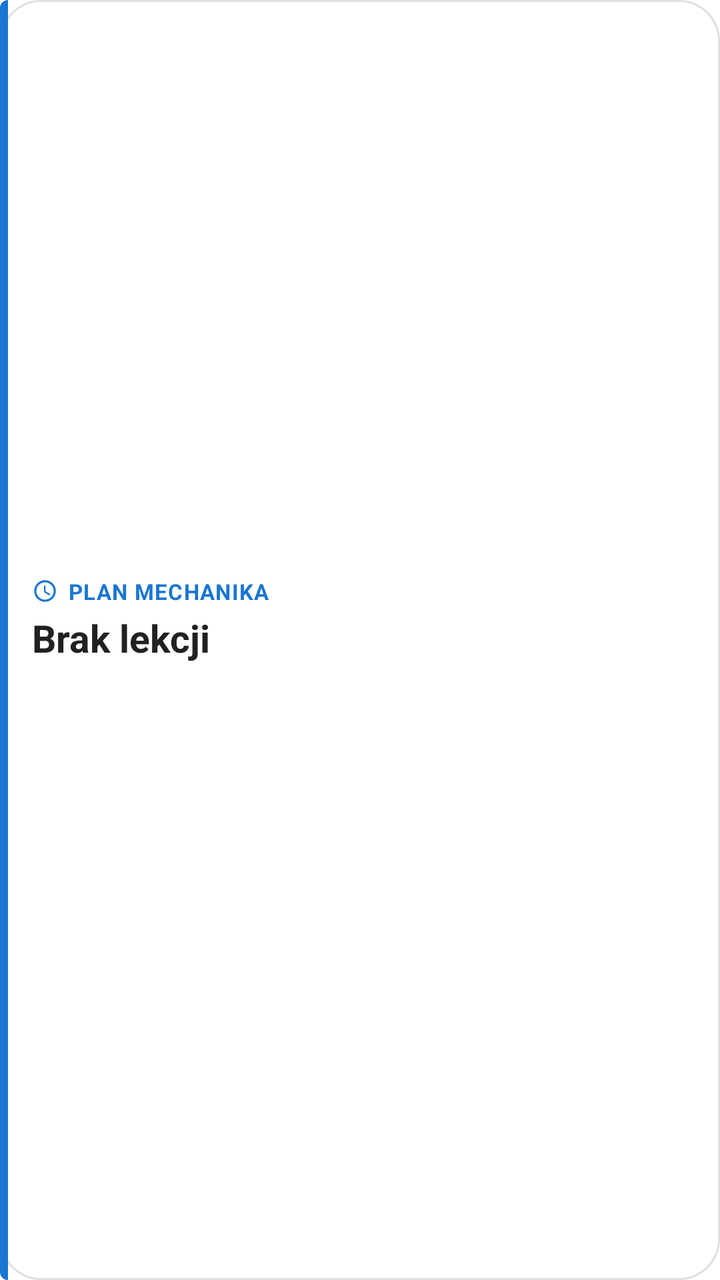
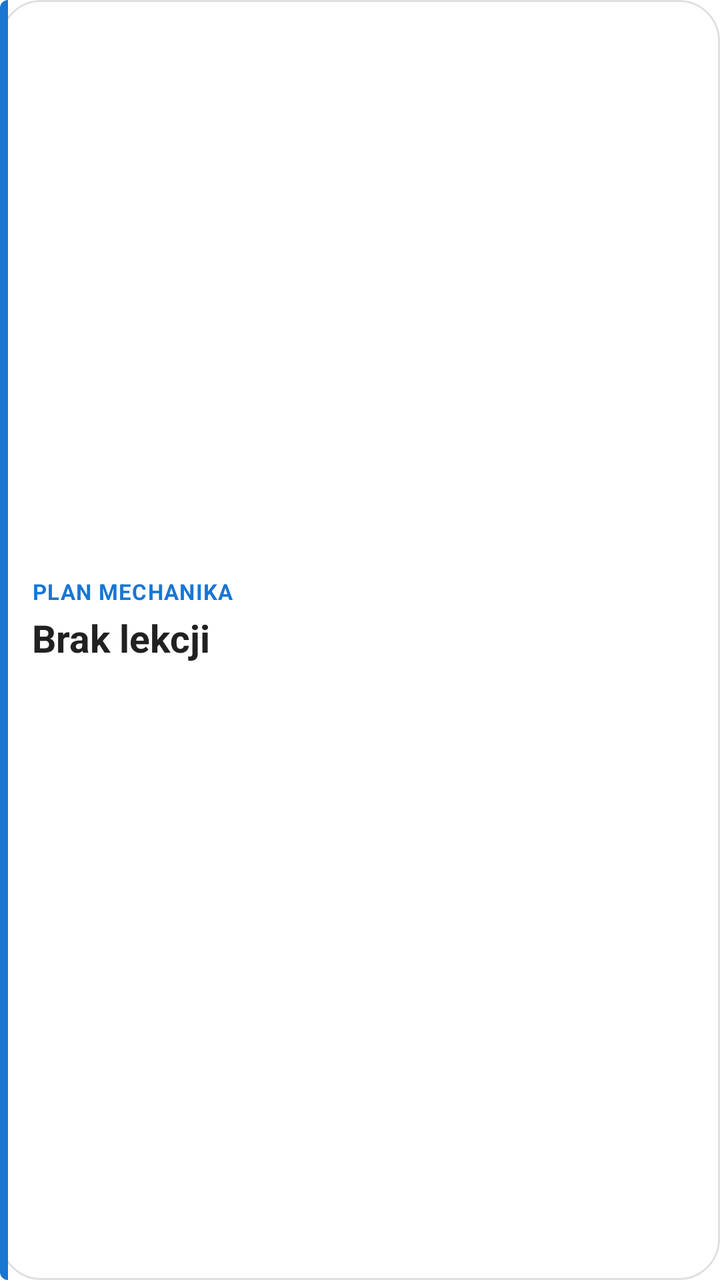

The first picture is an Android layout as it rendered before a commit; the second is the same layout after the commit. The layout source and the unified diff follow.
<!-- AndroidManifest.xml: fallback theme Theme.MaterialComponents.DayNight.NoActionBar -->
<!-- res/layout/timetable_widget_layout.xml -->
<?xml version="1.0" encoding="utf-8"?>
<LinearLayout xmlns:android="http://schemas.android.com/apk/res/android"
    android:id="@+id/widget_root"
    android:layout_width="match_parent"
    android:layout_height="match_parent"
    android:orientation="horizontal"
    android:background="@drawable/widget_background">

    
    <View
        android:layout_width="4dp"
        android:layout_height="match_parent"
        android:background="@drawable/widget_accent_bar" />

    
    <LinearLayout
        android:layout_width="0dp"
        android:layout_height="match_parent"
        android:layout_weight="1"
        android:orientation="vertical"
        android:gravity="center_vertical"
        android:paddingStart="12dp"
        android:paddingEnd="14dp"
        android:paddingTop="10dp"
        android:paddingBottom="10dp">

        <LinearLayout
            android:layout_width="wrap_content"
            android:layout_height="wrap_content"
            android:orientation="horizontal"
            android:gravity="center_vertical">

            <ImageView
                android:layout_width="13dp"
                android:layout_height="13dp"
                android:layout_marginEnd="5dp"
                android:src="@drawable/ic_schedule"
                android:contentDescription="@null" />

            <TextView
                android:id="@+id/widget_status"
                android:layout_width="wrap_content"
                android:layout_height="wrap_content"
                android:text="Plan Mechanika"
                android:textSize="11sp"
                android:textStyle="bold"
                android:textAllCaps="true"
                android:letterSpacing="0.04"
                android:textColor="@color/widget_accent" />
        </LinearLayout>

        <TextView
            android:id="@+id/widget_subject"
            android:layout_width="match_parent"
            android:layout_height="wrap_content"
            android:layout_marginTop="3dp"
            android:text="Brak lekcji"
            android:textSize="19sp"
            android:textStyle="bold"
            android:textColor="@color/widget_subject"
            android:maxLines="2"
            android:ellipsize="end" />

        <TextView
            android:id="@+id/widget_details"
            android:layout_width="match_parent"
            android:layout_height="wrap_content"
            android:layout_marginTop="2dp"
            android:text=""
            android:textSize="13sp"
            android:textColor="@color/widget_details"
            android:maxLines="1"
            android:ellipsize="end" />

    </LinearLayout>

</LinearLayout>
<!-- resources referenced by this layout -->
<resources>
  <color name="widget_accent">#1976D2</color>
  <color name="widget_details">#FF757575</color>
  <color name="widget_subject">#FF212121</color>
  <!-- drawable ic_schedule (drawable) -->
  <?xml version="1.0" encoding="utf-8"?>
  <vector xmlns:android="http://schemas.android.com/apk/res/android"
      android:width="24dp"
      android:height="24dp"
      android:viewportWidth="24"
      android:viewportHeight="24"
      android:tint="@color/widget_accent">
      <path
          android:fillColor="#FF000000"
          android:pathData="M11.99,2C6.47,2 2,6.48 2,12s4.47,10 9.99,10C17.52,22 22,17.52 22,12S17.52,2 11.99,2zM12,20c-4.42,0 -8,-3.58 -8,-8s3.58,-8 8,-8 8,3.58 8,8 -3.58,8 -8,8zM12.5,7L11,7v6l5.25,3.15 0.75,-1.23 -4.5,-2.67z" />
  </vector>
  <!-- drawable widget_accent_bar (drawable) -->
  <?xml version="1.0" encoding="utf-8"?>
  <shape xmlns:android="http://schemas.android.com/apk/res/android" android:shape="rectangle">
      <solid android:color="@color/widget_accent" />
      <corners
          android:topLeftRadius="20dp"
          android:bottomLeftRadius="20dp"
          android:topRightRadius="0dp"
          android:bottomRightRadius="0dp" />
  </shape>
  <!-- drawable widget_background (drawable) -->
  <?xml version="1.0" encoding="utf-8"?>
  <shape xmlns:android="http://schemas.android.com/apk/res/android" android:shape="rectangle">
      <solid android:color="@color/widget_background" />
      <stroke android:width="1dp" android:color="@color/widget_border" />
      <corners android:radius="20dp" />
  </shape>
  <color name="widget_background">#FFFFFFFF</color>
  <color name="widget_border">#1F000000</color>
</resources>

<!-- the commit's change to res/layout/timetable_widget_layout.xml (unified diff, before → after) -->
@@ -24,30 +24,16 @@
         android:paddingTop="10dp"
         android:paddingBottom="10dp">
 
-        <LinearLayout
+        <TextView
+            android:id="@+id/widget_status"
             android:layout_width="wrap_content"
             android:layout_height="wrap_content"
-            android:orientation="horizontal"
-            android:gravity="center_vertical">
-
-            <ImageView
-                android:layout_width="13dp"
-                android:layout_height="13dp"
-                android:layout_marginEnd="5dp"
-                android:src="@drawable/ic_schedule"
-                android:contentDescription="@null" />
-
-            <TextView
-                android:id="@+id/widget_status"
-                android:layout_width="wrap_content"
-                android:layout_height="wrap_content"
-                android:text="Plan Mechanika"
-                android:textSize="11sp"
-                android:textStyle="bold"
-                android:textAllCaps="true"
-                android:letterSpacing="0.04"
-                android:textColor="@color/widget_accent" />
-        </LinearLayout>
+            android:text="Plan Mechanika"
+            android:textSize="11sp"
+            android:textStyle="bold"
+            android:textAllCaps="true"
+            android:letterSpacing="0.04"
+            android:textColor="@color/widget_accent" />
 
         <TextView
             android:id="@+id/widget_subject"
<!-- resource entries referenced after the edit -->
@@ -3,18 +3,6 @@
   <color name="widget_accent">#1976D2</color>
   <color name="widget_details">#FF757575</color>
   <color name="widget_subject">#FF212121</color>
-  <!-- drawable ic_schedule (drawable) -->
-  <?xml version="1.0" encoding="utf-8"?>
-  <vector xmlns:android="http://schemas.android.com/apk/res/android"
-      android:width="24dp"
-      android:height="24dp"
-      android:viewportWidth="24"
-      android:viewportHeight="24"
-      android:tint="@color/widget_accent">
-      <path
-          android:fillColor="#FF000000"
-          android:pathData="M11.99,2C6.47,2 2,6.48 2,12s4.47,10 9.99,10C17.52,22 22,17.52 22,12S17.52,2 11.99,2zM12,20c-4.42,0 -8,-3.58 -8,-8s3.58,-8 8,-8 8,3.58 8,8 -3.58,8 -8,8zM12.5,7L11,7v6l5.25,3.15 0.75,-1.23 -4.5,-2.67z" />
-  </vector>
   <!-- drawable widget_accent_bar (drawable) -->
   <?xml version="1.0" encoding="utf-8"?>
   <shape xmlns:android="http://schemas.android.com/apk/res/android" android:shape="rectangle">
